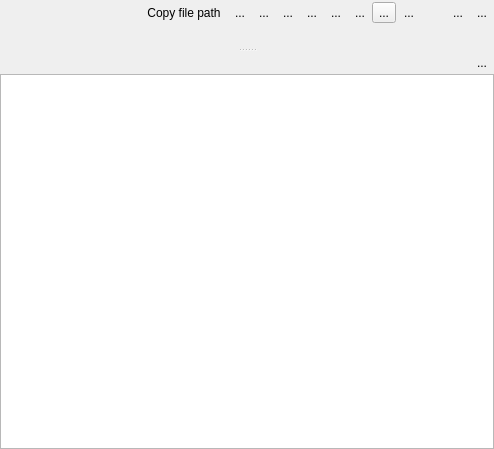
ecmwf/ecflow, file Viewer/ecflowUI/src/OutputItemWidget.ui: the form before one commit.
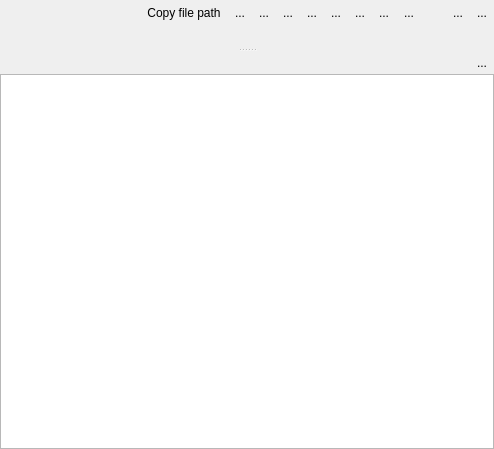
The form after the commit. Icons and pictures are not drawn. Custom widgets are drawn as their Qt base class.

Commit message: ecFlowUI: optionally show line numbers in the output tab  ECFLOW-1534

Patch:
```diff
--- a/Viewer/ecflowUI/src/OutputItemWidget.ui
+++ b/Viewer/ecflowUI/src/OutputItemWidget.ui
@@ -202,6 +202,9 @@
            <property name="checkable">
             <bool>true</bool>
            </property>
+           <property name="autoRaise">
+            <bool>true</bool>
+           </property>
           </widget>
          </item>
          <item>
```
Left out of the diff: 4 changed lines with no effect on the pictures. The commit also changes 2 other files.
